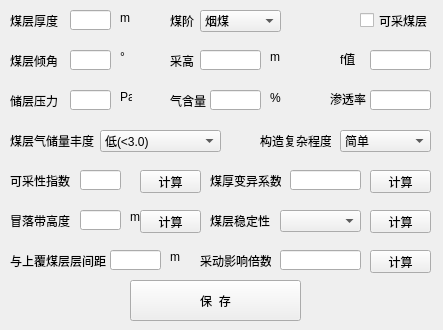
Above: python/cbm/uifiles/coal_design_dlg.ui from wyrover/cbm before the change. Below: the same form after it.
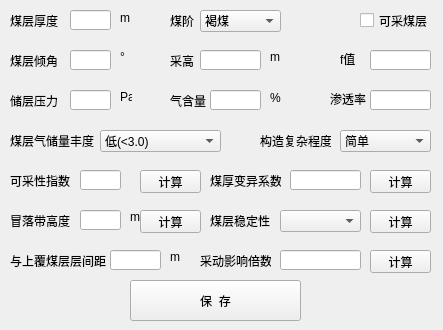
That is the form after the change. Icons and pictures are not drawn.

```diff
--- a/python/cbm/uifiles/coal_design_dlg.ui
+++ b/python/cbm/uifiles/coal_design_dlg.ui
@@ -77,7 +77,7 @@
    </property>
    <item>
     <property name="text">
-     <string>烟煤</string>
+     <string>褐煤</string>
     </property>
    </item>
    <item>
```
Left out of the diff: 2 changed lines with no effect on the pictures.
